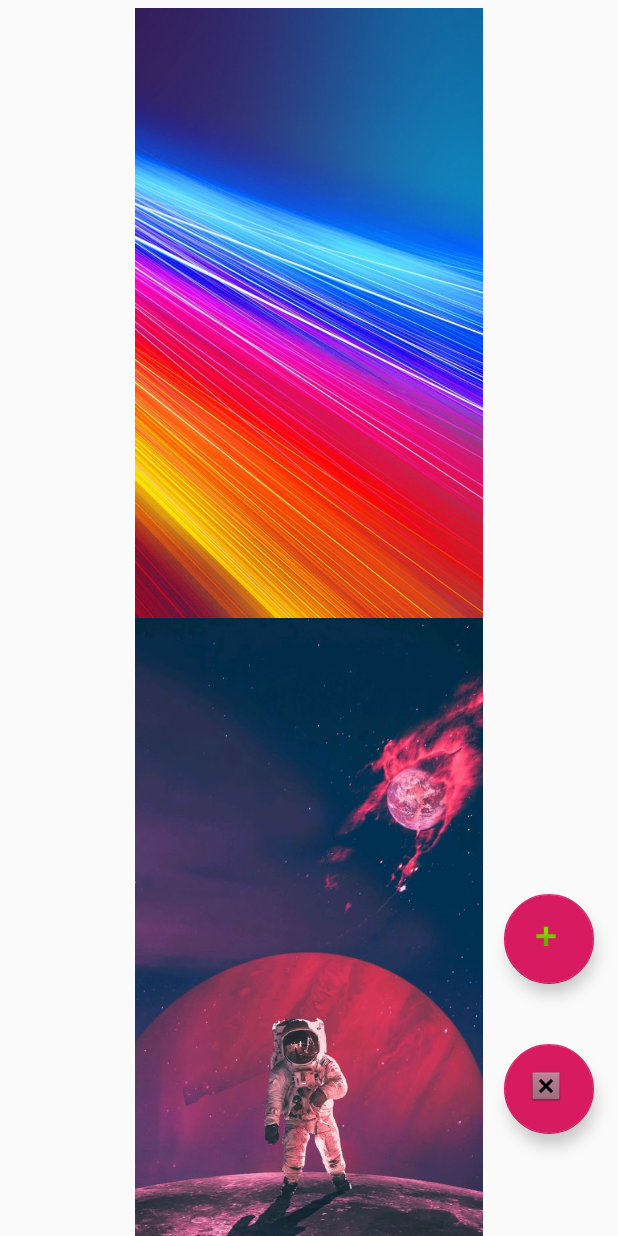
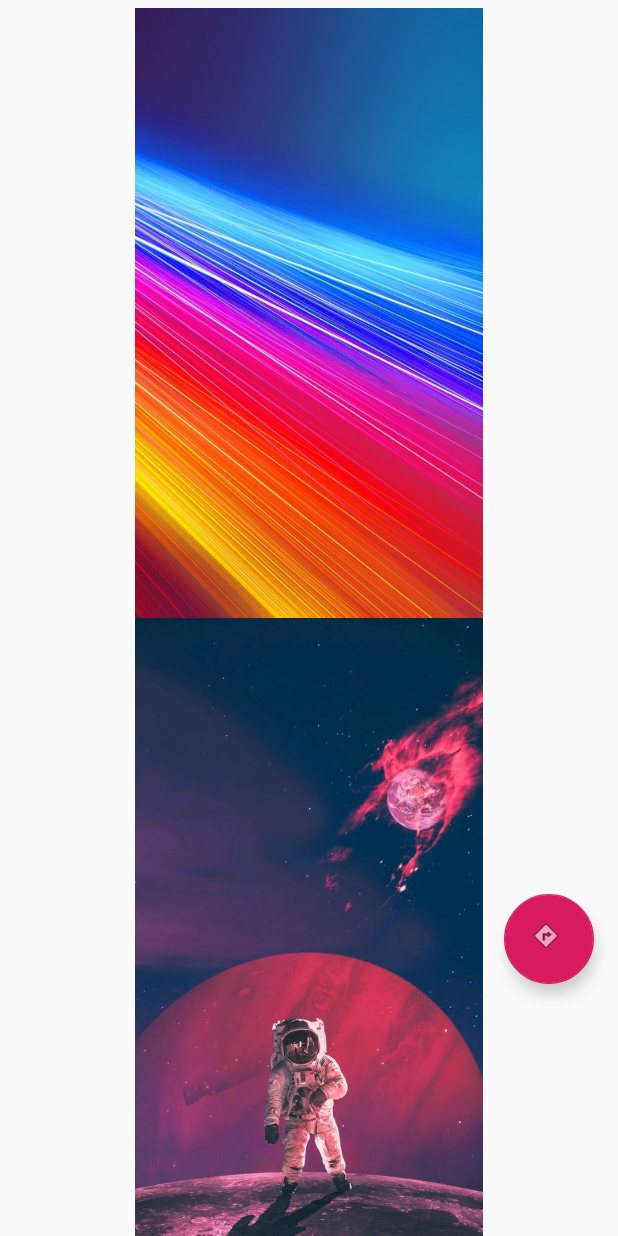
Before and after one commit to totaljfb/Animation, an Android app: the screen it shows after launch (MainActivity), after a tap on an icon or button, on a phone screen of 412 x 824 dp. Run offline under Robolectric (Android 15) with nearby library versions, the phone set to English and light mode, and no system bars.

Commit message:
single floating action button design and implementation completed

```diff
--- /dev/null
+++ b/app/src/main/java/com/example/viewanimation/FloatingButtonStatus.java
@@ -0,0 +1,5 @@
+package com.example.viewanimation;
+
+public enum FloatingButtonStatus {
+    Initiate, Navigate, Stop
+}
--- a/app/src/main/java/com/example/viewanimation/MainActivity.java
+++ b/app/src/main/java/com/example/viewanimation/MainActivity.java
@@ -1,18 +1,15 @@
 package com.example.viewanimation;
 
 import androidx.appcompat.app.AppCompatActivity;
-import androidx.constraintlayout.widget.ConstraintLayout;
 
 import android.animation.ObjectAnimator;
 import android.animation.ValueAnimator;
-import android.graphics.Point;
 import android.os.Bundle;
-import android.view.Display;
 import android.view.View;
 import android.view.ViewGroup;
-import android.view.WindowManager;
 
 import com.google.android.material.floatingactionbutton.FloatingActionButton;
+import static com.example.viewanimation.FloatingButtonStatus.*;
 
 public class MainActivity extends AppCompatActivity implements View.OnClickListener{
 
@@ -20,8 +17,7 @@ public class MainActivity extends AppCompatActivity implements View.OnClickListe
     private View view2;
     private View view3;
     private FloatingActionButton fab;
-    private ObjectAnimator objectAnimator;
-    private FloatingActionButton fab2;
+    private FloatingButtonStatus fabstatus = Initiate;
 
     @Override
     protected void onCreate(Bundle savedInstanceState) {
@@ -30,8 +26,6 @@ public class MainActivity extends AppCompatActivity implements View.OnClickListe
 
         fab = findViewById(R.id.floatingActionButton2);
         fab.setOnClickListener(this);
-        fab2 = findViewById(R.id.floatingActionButton3);
-        fab2.setOnClickListener(this);
         view1 = findViewById(R.id.imageView1);
         view2 = findViewById(R.id.imageView2);
         view3 = findViewById(R.id.imageView3);
@@ -41,18 +35,22 @@ public class MainActivity extends AppCompatActivity implements View.OnClickListe
     public void onClick(View v){
         int h = 0;
         ViewGroup.LayoutParams layoutParams = null;
+        ObjectAnimator objectAnimator = null;
+        ValueAnimator va = null;
+        int mDuration = 500;
         switch (v.getId()){
             case R.id.floatingActionButton2:
+                switch (fabstatus){
+                    case Initiate:
                         h = view2.getHeight();
                         layoutParams = view3.getLayoutParams();
                         layoutParams.height = h/2;
                         view3.setLayoutParams(layoutParams);
-                objectAnimator = ObjectAnimator.ofFloat(view3, "y", 2*h, h/2);
+                        objectAnimator = ObjectAnimator.ofFloat(view3, "y", h, h/2);
                         objectAnimator.setDuration(500);
                         objectAnimator.start();
 
-                ValueAnimator va = ValueAnimator.ofInt(h,h/2);
-                int mDuration = 500; //in millis
+                        va = ValueAnimator.ofInt(h,h/2);
                         va.setDuration(mDuration);
                         va.addUpdateListener(new ValueAnimator.AnimatorUpdateListener() {
                             public void onAnimationUpdate(ValueAnimator animation) {
@@ -67,10 +65,11 @@ public class MainActivity extends AppCompatActivity implements View.OnClickListe
                         objectAnimator = ObjectAnimator.ofFloat(view2, "y", 0, 0);
                         objectAnimator.setDuration(500);
                         objectAnimator.start();
+                        fabstatus = Navigate;
+                        fab.setImageResource(android.R.drawable.ic_menu_directions);
                         break;
-            case R.id.floatingActionButton3:
+                    case Navigate:
                         h = view2.getHeight();
-
                         objectAnimator = ObjectAnimator.ofFloat(view3, "y", h, 2*h);
                         objectAnimator.setDuration(500);
                         objectAnimator.start();
@@ -85,6 +84,37 @@ public class MainActivity extends AppCompatActivity implements View.OnClickListe
                         objectAnimator = ObjectAnimator.ofFloat(view1, "y", -h, 0);
                         objectAnimator.setDuration(500);
                         objectAnimator.start();
+                        fabstatus = Stop;
+                        fab.setImageResource(android.R.drawable.presence_busy);
+                        break;
+                    case Stop:
+                        h = view1.getHeight();
+                        objectAnimator = ObjectAnimator.ofFloat(view1, "y", 0, -h);
+                        objectAnimator.setDuration(500);
+                        objectAnimator.start();
+
+                        va = ValueAnimator.ofInt(h,2*h);
+                        va.setDuration(mDuration);
+                        va.addUpdateListener(new ValueAnimator.AnimatorUpdateListener() {
+                            public void onAnimationUpdate(ValueAnimator animation) {
+                                int val = (Integer) animation.getAnimatedValue();
+                                ViewGroup.LayoutParams layoutParams = view2.getLayoutParams();
+                                layoutParams.height = val;
+                                view2.setLayoutParams(layoutParams);
+                            }
+                        });
+                        va.start();
+
+                        objectAnimator = ObjectAnimator.ofFloat(view2, "y", 2*h, 0);
+                        objectAnimator.setDuration(500);
+                        objectAnimator.start();
+                        fabstatus = Initiate;
+                        fab.setImageResource(android.R.drawable.ic_menu_search);
+                        break;
+                    default:
+                        break;
+                }
+
             default:
                 break;
         }
--- a/app/src/main/res/layout/activity_main.xml
+++ b/app/src/main/res/layout/activity_main.xml
@@ -13,7 +13,7 @@
         android:animateLayoutChanges="true"
         app:layout_constraintEnd_toEndOf="parent"
         app:layout_constraintStart_toStartOf="parent"
-        app:layout_constraintTop_toTopOf="parent"
+        app:layout_constraintBottom_toTopOf="parent"
         app:srcCompat="@drawable/a"
         android:contentDescription="TODO" />
 
@@ -31,7 +31,7 @@
         android:id="@+id/imageView3"
         android:layout_width="0dp"
         android:layout_height="0dp"
-        app:layout_constraintBottom_toBottomOf="parent"
+        app:layout_constraintTop_toBottomOf="parent"
         app:layout_constraintEnd_toEndOf="parent"
         app:layout_constraintStart_toStartOf="parent"
         app:srcCompat="@drawable/c" />
@@ -45,17 +45,6 @@
         android:clickable="true"
         app:layout_constraintBottom_toBottomOf="parent"
         app:layout_constraintEnd_toEndOf="parent"
-        app:srcCompat="@android:drawable/ic_input_add" />
-
-    <com.google.android.material.floatingactionbutton.FloatingActionButton
-        android:id="@+id/floatingActionButton3"
-        android:layout_width="60dp"
-        android:layout_height="60dp"
-        android:layout_marginEnd="16dp"
-        android:layout_marginBottom="68dp"
-        android:clickable="true"
-        app:layout_constraintBottom_toBottomOf="parent"
-        app:layout_constraintEnd_toEndOf="parent"
-        app:srcCompat="@android:drawable/btn_dialog" />
+        app:srcCompat="@android:drawable/ic_menu_search" />
 
 </androidx.constraintlayout.widget.ConstraintLayout>
```
Lines whose indentation alone changed are shown as unchanged.
